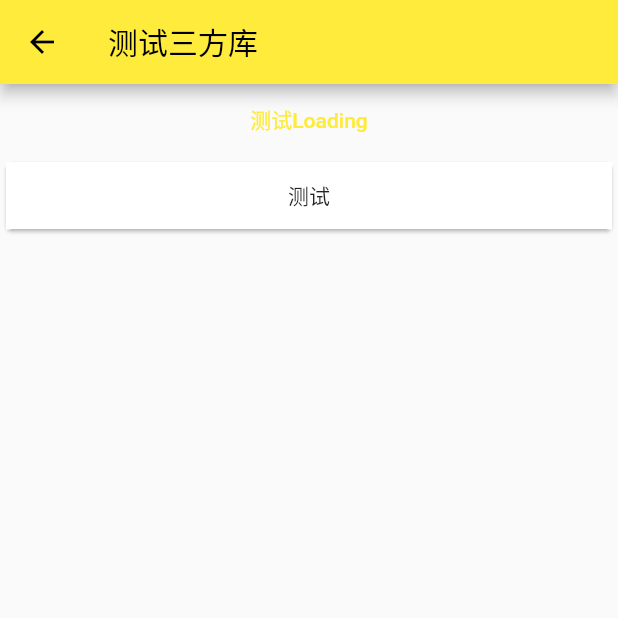
After one commit to SunshineBrother/FlutterDemo, a Flutter app: the TestThirdLidPage screen opened directly, on a phone screen of 412 x 824 dp, the top half of it. The commit adds this screen. Run offline on Flutter 3.47's test engine with Material 2 defaults, Android fonts, the phone set to English and light mode, and no system bars; our stand-ins replace cached_network_image, flutter_easyloading, fluttertoast; missing offline and left inert: dart:ffi.

Commit message:
feat：整理文件夹

```diff
--- a/flutter_app_demo/lib/base/base_widget_page.dart
+++ b/flutter_app_demo/lib/base/base_widget_page.dart
@@ -7,6 +7,7 @@ import 'package:flutter_app_demo/base/method_channel_page/method_channel_page.da
 import 'package:flutter_app_demo/base/provider_page/provider_page.dart';
 import 'package:flutter_app_demo/base/route/one_page.dart';
 import 'package:flutter_app_demo/base/scrollable_widget/scrollable_widget.dart';
+import 'package:flutter_app_demo/base/test_third/test_third.dart';
 import 'package:flutter_app_demo/base/value/value_page.dart';
 import 'package:flutter_app_demo/base/widget_life_cycle/life_cycle_page.dart';
 
@@ -40,7 +41,8 @@ class _BaseWidgetState extends State<BaseWidget> {
     'Widget生命周期&渲染原理',
     'Future异步详解',
     'Flutter混编原生功能',
-    'Flutter 状态管理(Provider)'
+    'Flutter 状态管理(Provider)',
+    '三方库测试'
   ];
   List<Widget> _list = [
     WidgetPage(),
@@ -52,7 +54,8 @@ class _BaseWidgetState extends State<BaseWidget> {
     LifeCyclePage(),
     EventQueuePage(),
     MethodChannelPage(),
-    MyProviderPage()
+    MyProviderPage(),
+    TestThirdLidPage()
   ];
   Widget _itemBuilder(BuildContext context, int index) {
     return GestureDetector(
@@ -83,19 +86,3 @@ class _BaseWidgetState extends State<BaseWidget> {
     );
   }
 }
-
-class _ListItem extends StatelessWidget {
-  final String title;
-  const _ListItem({Key? key, required this.title}) : super(key: key);
-  @override
-  Widget build(BuildContext context) {
-    return Card(
-      child: Container(
-        height: 45,
-        color: Colors.white,
-        alignment: Alignment.center,
-        child: Text('$title'),
-      ),
-    );
-  }
-}
--- /dev/null
+++ b/flutter_app_demo/lib/base/test_third/test_third.dart
@@ -0,0 +1,45 @@
+import 'package:flutter/cupertino.dart';
+import 'package:flutter/material.dart';
+import 'package:flutter_app_demo/base/test_third/toast_test.dart';
+import 'package:flutter_app_demo/widgets/base_item_widget.dart';
+
+/// FileName test_third.dart
+///
+/// @Author jiangjunhui
+/// @Date 2023/4/25 16:06
+///
+/// @Description TODO
+
+class TestThirdLidPage extends StatelessWidget {
+  const TestThirdLidPage({Key? key}) : super(key: key);
+  @override
+  Widget build(BuildContext context) {
+    return Scaffold(
+      appBar: AppBar(title: Text('测试三方库')),
+      body: TestLibWidget(),
+    );
+  }
+}
+
+class TestLibWidget extends StatelessWidget {
+  const TestLibWidget({Key? key}) : super(key: key);
+
+  @override
+  Widget build(BuildContext context) {
+    return Container(
+        child: Column(
+      children: [
+        TextButton(
+          style: ButtonStyle(),
+          child: Text("测试Loading"),
+          onPressed: () {
+            Navigator.of(context).push(MaterialPageRoute(builder: (context) {
+              return TestToastWidget();
+            }));
+          },
+        ),
+        ListItemWidget(title: "测试")
+      ],
+    ));
+  }
+}
--- a/flutter_app_demo/lib/test_third/toast_test.dart
+++ b/flutter_app_demo/lib/base/test_third/toast_test.dart
@@ -1,5 +1,5 @@
 import 'package:flutter/material.dart';
-import 'package:flutter_app_demo/Kernel/toast/toast.dart';
+import 'package:flutter_app_demo/thirdlib/toast/toast.dart';
 
 /// FileName toast_test.dart
 ///
--- /dev/null
+++ b/flutter_app_demo/lib/widgets/base_item_widget.dart
@@ -0,0 +1,28 @@
+import 'package:flutter/cupertino.dart';
+import 'package:flutter/gestures.dart';
+import 'package:flutter/material.dart';
+
+/// FileName base_item_widget.dart
+///
+/// @Author jiangjunhui
+/// @Date 2023/4/25 16:32
+///
+/// @Description TODO
+class ListItemWidget extends StatelessWidget {
+  final VoidCallback? onPressed;
+  final String title;
+
+  const ListItemWidget({Key? key, required this.title, this.onPressed})
+      : super(key: key);
+  @override
+  Widget build(BuildContext context) {
+    return Card(
+      child: Container(
+        height: 45,
+        color: Colors.white,
+        alignment: Alignment.center,
+        child: Text('$title'),
+      ),
+    );
+  }
+}
```
Also changed, not shown: flutter_app_demo/lib/thirdlib/cache_image/cache_image.dart (renamed from flutter_app_demo/lib/Kernel/cache_image/cache_image.dart), flutter_app_demo/lib/thirdlib/router/router_help.dart (added), flutter_app_demo/lib/thirdlib/screen_util/screen_util.dart (renamed from flutter_app_demo/lib/Kernel/screen_util/screen_util.dart), flutter_app_demo/lib/thirdlib/toast/toast.dart (renamed from flutter_app_demo/lib/Kernel/toast/toast.dart).
